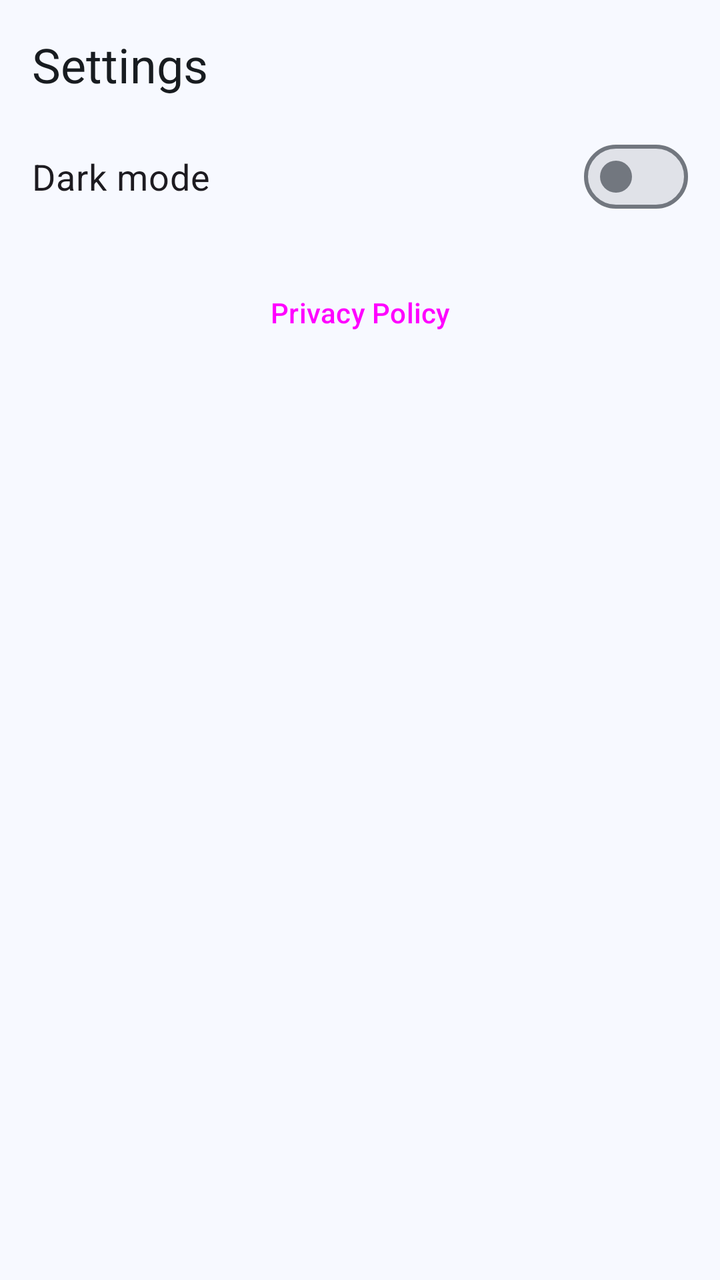
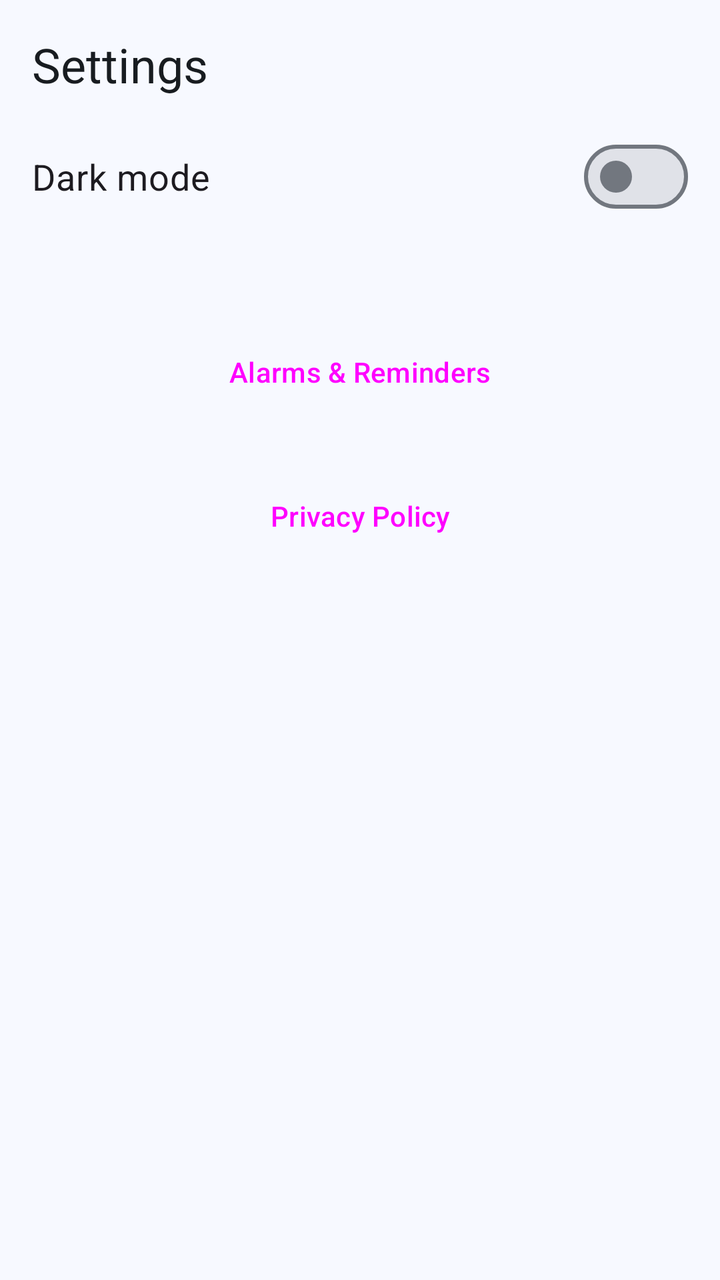

Before-and-after screenshots of an Android layout around one commit, followed by the original layout XML and the change that was made.
<!-- AndroidManifest.xml: application theme Theme.Vagor -->
<!-- res/layout/fragment_settings.xml -->
<?xml version="1.0" encoding="utf-8"?>
<LinearLayout
    xmlns:android="http://schemas.android.com/apk/res/android"
    xmlns:tools="http://schemas.android.com/tools"
    android:layout_width="match_parent"
    android:layout_height="match_parent"
    android:orientation="vertical"
    android:padding="16dp">

    <TextView
        android:layout_width="wrap_content"
        android:layout_height="wrap_content"
        android:layout_marginBottom="16dp"
        android:accessibilityHeading="true"
        android:text="@string/settings"
        android:textAppearance="?attr/textAppearanceHeadlineSmall"
        tools:targetApi="28" />

    <com.google.android.material.materialswitch.MaterialSwitch
        android:id="@+id/switchDarkMode"
        android:layout_width="match_parent"
        android:layout_height="wrap_content"
        android:minHeight="48dp"
        android:text="@string/dark_mode"
        android:textSize="18sp" />

    <Button
        android:id="@+id/buttonPrivacyPolicy"
        style="@style/Widget.Vagor.Button.Outlined"
        android:layout_width="match_parent"
        android:layout_height="wrap_content"
        android:layout_marginTop="16dp"
        android:text="@string/privacy_policy" />

</LinearLayout>
<!-- resources referenced by this layout -->
<resources>
  <string name="dark_mode">Dark mode</string>
  <string name="privacy_policy">Privacy Policy</string>
  <string name="settings">Settings</string>
  <style name="Widget.Vagor.Button.Outlined" parent="Widget.Material3.Button.OutlinedButton">
          <item name="android:minHeight">@dimen/button_height</item>
          <item name="android:insetTop">0dp</item>
          <item name="android:insetBottom">0dp</item>
      </style>
  <style name="Theme.Vagor" parent="Base.Theme.Vagor">
          <item name="materialTimePickerTheme">@style/ThemeOverlay.Vagor.MaterialTimePicker</item>
      </style>
  <dimen name="button_height">56dp</dimen>
  <style name="ThemeOverlay.Vagor.MaterialTimePicker" parent="ThemeOverlay.Material3.MaterialTimePicker">
          <item name="colorTertiaryContainer">?attr/colorPrimary</item>
          <item name="colorOnTertiaryContainer">?attr/colorOnPrimary</item>
      </style>
  <color name="vagor_light_primary">#00639B</color>
  <color name="vagor_light_onPrimary">#FFFFFF</color>
  <color name="vagor_light_primaryContainer">#CEE5FF</color>
  <color name="vagor_light_onPrimaryContainer">#001D33</color>
  <color name="vagor_light_secondary">#51606F</color>
  <color name="vagor_light_onSecondary">#FFFFFF</color>
  <color name="vagor_light_secondaryContainer">#D5E4F7</color>
  <color name="vagor_light_onSecondaryContainer">#0E1D2A</color>
  <color name="vagor_light_tertiary">#68587A</color>
  <color name="vagor_light_onTertiary">#FFFFFF</color>
  <color name="vagor_light_tertiaryContainer">#EFDBFF</color>
  <color name="vagor_light_onTertiaryContainer">#231533</color>
  <color name="vagor_light_error">#BA1A1A</color>
  <color name="vagor_light_onError">#FFFFFF</color>
  <color name="vagor_light_errorContainer">#FFDAD6</color>
  <color name="vagor_light_onErrorContainer">#410002</color>
  <color name="vagor_light_background">#F7F9FF</color>
  <color name="vagor_light_onBackground">#181C20</color>
  <color name="vagor_light_surface">#F7F9FF</color>
  <color name="vagor_light_onSurface">#181C20</color>
  <color name="vagor_light_surfaceVariant">#DEE3EB</color>
  <color name="vagor_light_onSurfaceVariant">#42474E</color>
  <color name="vagor_light_outline">#72777F</color>
  <color name="vagor_light_outlineVariant">#C2C7CF</color>
  <color name="vagor_light_inverseSurface">#2D3135</color>
  <color name="vagor_light_inverseOnSurface">#EFF1F6</color>
  <color name="vagor_light_inversePrimary">#97CBFF</color>
  <color name="vagor_light_surfaceDim">#D8DAE0</color>
  <color name="vagor_light_surfaceBright">#F7F9FF</color>
  <color name="vagor_light_surfaceContainerLowest">#FFFFFF</color>
  <color name="vagor_light_surfaceContainerLow">#F1F3F9</color>
  <color name="vagor_light_surfaceContainer">#ECEEF3</color>
  <color name="vagor_light_surfaceContainerHigh">#E6E8EE</color>
  <color name="vagor_light_surfaceContainerHighest">#E0E2E8</color>
  <!-- unchanged entries left out for length: 1 -->
</resources>

<!-- the commit's change to res/layout/fragment_settings.xml (unified diff, before → after) -->
@@ -1,35 +1,57 @@
 <?xml version="1.0" encoding="utf-8"?>
-<LinearLayout
+<ScrollView
     xmlns:android="http://schemas.android.com/apk/res/android"
     xmlns:tools="http://schemas.android.com/tools"
     android:layout_width="match_parent"
-    android:layout_height="match_parent"
-    android:orientation="vertical"
-    android:padding="16dp">
+    android:layout_height="match_parent">
 
-    <TextView
-        android:layout_width="wrap_content"
-        android:layout_height="wrap_content"
-        android:layout_marginBottom="16dp"
-        android:accessibilityHeading="true"
-        android:text="@string/settings"
-        android:textAppearance="?attr/textAppearanceHeadlineSmall"
-        tools:targetApi="28" />
-
-    <com.google.android.material.materialswitch.MaterialSwitch
-        android:id="@+id/switchDarkMode"
+    <LinearLayout
         android:layout_width="match_parent"
         android:layout_height="wrap_content"
-        android:minHeight="48dp"
-        android:text="@string/dark_mode"
-        android:textSize="18sp" />
+        android:orientation="vertical"
+        android:padding="16dp">
 
-    <Button
-        android:id="@+id/buttonPrivacyPolicy"
-        style="@style/Widget.Vagor.Button.Outlined"
-        android:layout_width="match_parent"
-        android:layout_height="wrap_content"
-        android:layout_marginTop="16dp"
-        android:text="@string/privacy_policy" />
+        <TextView
+            android:layout_width="wrap_content"
+            android:layout_height="wrap_content"
+            android:layout_marginBottom="16dp"
+            android:accessibilityHeading="true"
+            android:text="@string/settings"
+            android:textAppearance="?attr/textAppearanceHeadlineSmall"
+            tools:targetApi="28" />
 
-</LinearLayout>
+        <com.google.android.material.materialswitch.MaterialSwitch
+            android:id="@+id/switchDarkMode"
+            android:layout_width="match_parent"
+            android:layout_height="wrap_content"
+            android:minHeight="48dp"
+            android:text="@string/dark_mode"
+            android:textSize="18sp" />
+
+        
+        <TextView
+            android:id="@+id/eventRemindersStatus"
+            android:layout_width="match_parent"
+            android:layout_height="wrap_content"
+            android:layout_marginTop="16dp"
+            android:textAppearance="?attr/textAppearanceBodyLarge" />
+
+        <Button
+            android:id="@+id/buttonAlarmsAndReminders"
+            style="@style/Widget.Vagor.Button.Outlined"
+            android:layout_width="match_parent"
+            android:layout_height="wrap_content"
+            android:layout_marginTop="8dp"
+            android:text="@string/alarms_and_reminders" />
+
+        <Button
+            android:id="@+id/buttonPrivacyPolicy"
+            style="@style/Widget.Vagor.Button.Outlined"
+            android:layout_width="match_parent"
+            android:layout_height="wrap_content"
+            android:layout_marginTop="16dp"
+            android:text="@string/privacy_policy" />
+
+    </LinearLayout>
+
+</ScrollView>
<!-- resource entries referenced after the edit -->
@@ -1,5 +1,6 @@
 <!-- resources referenced by this layout -->
 <resources>
+  <string name="alarms_and_reminders">Alarms &amp; Reminders</string>
   <string name="dark_mode">Dark mode</string>
   <string name="privacy_policy">Privacy Policy</string>
   <string name="settings">Settings</string>
